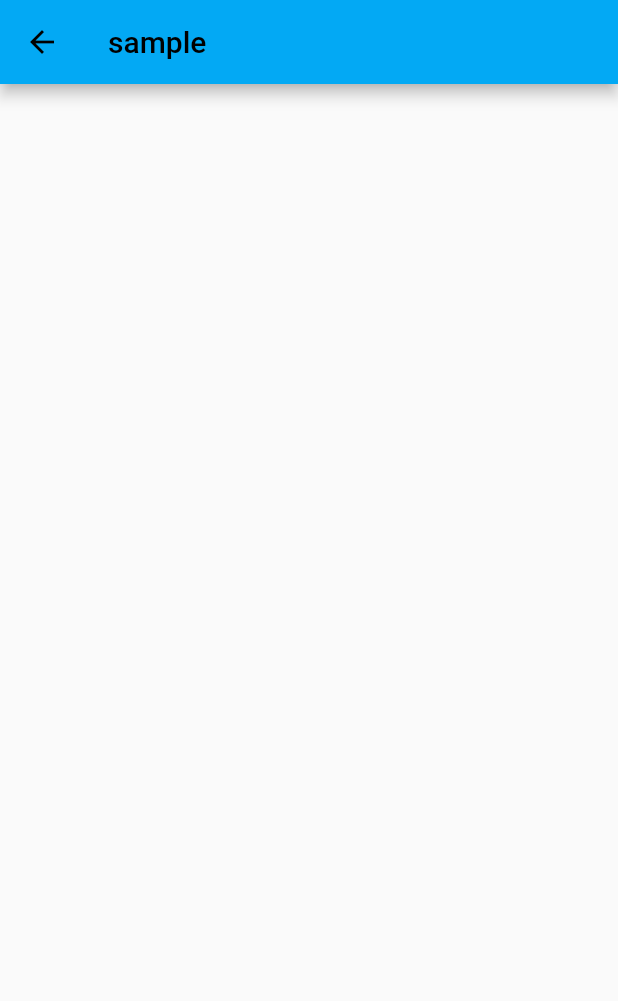
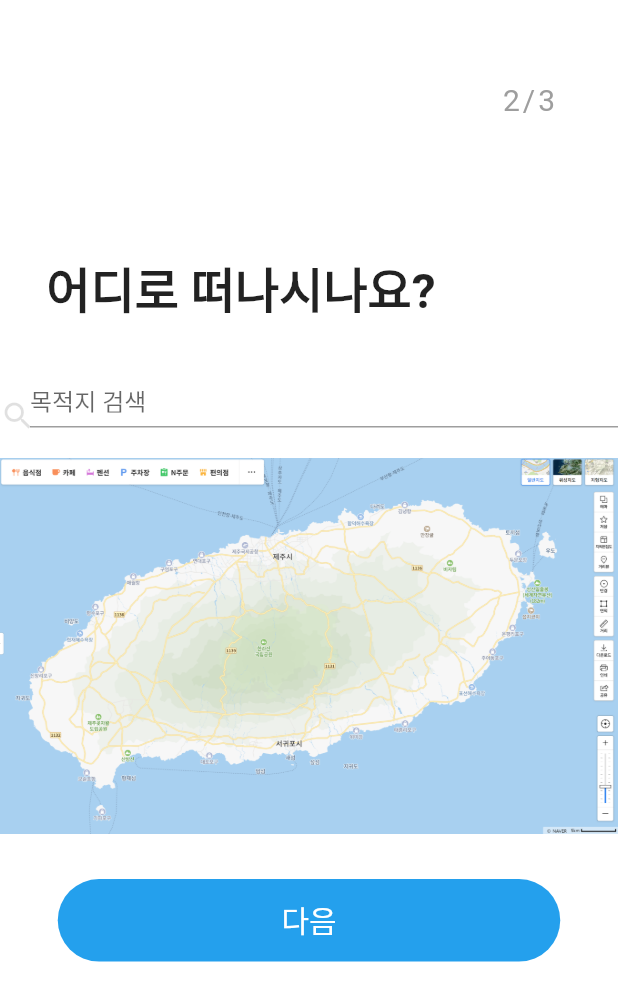
Before and after one commit to quasar-s/FlutterStudy, a Flutter app: the SecondPage screen opened directly, on a phone screen of 412 x 824 dp. Shown: the top 1001 px of the screen. Run offline on Flutter 3.47's test engine with Material 2 defaults, Android fonts, the light colour scheme and no system bars; Roboto replaces fonts that are missing (Mulish).

Commit message:
secondPage

```diff
--- a/lib/home/second_page.dart
+++ b/lib/home/second_page.dart
@@ -1,4 +1,5 @@
 import 'package:flutter/material.dart';
+import 'package:flutter_study/home/third_page.dart';
 
 class SecondPage extends StatelessWidget {
   const SecondPage({Key? key}) : super(key: key);
@@ -6,7 +7,102 @@ class SecondPage extends StatelessWidget {
   @override
   Widget build(BuildContext context) {
     return Scaffold(
-      appBar: AppBar(title: Text("sample"),),
+      // appBar: AppBar(title: Text("sample"),),
+      body: Container(
+        child: Container(
+          width: 430,
+          height: 930,
+          color: Colors.white,
+          padding: const EdgeInsets.only(
+            top: 55,
+          ),
+          child: SingleChildScrollView(
+            child: Column(
+              mainAxisSize: MainAxisSize.min,
+              mainAxisAlignment: MainAxisAlignment.center,
+              children: [
+                Container(
+                  width: 330,
+                  alignment: Alignment.topRight,
+                  child: Text(
+                    "2/3",
+                    style: TextStyle(
+                      fontSize: 20,
+                      letterSpacing: 2,
+                      color: Colors.grey,
+                    ),
+                  ),
+                ),
+                SizedBox(height: 90.00),
+                Container(
+                  width: 350,
+                  child: Text(
+                    "어디로 떠나시나요?",
+                    style: TextStyle(
+                      fontSize: 32,
+                      fontFamily: "Mulish",
+                      fontWeight: FontWeight.w700,
+                    ),
+                  ),
+                ),
+                SizedBox(height: 50),
+                Row(
+                  mainAxisAlignment: MainAxisAlignment.center,
+                  children: <Widget>[
+                    Container(
+                      width: 20,
+                      height: 20,
+                      child: Icon(
+                        Icons.search,
+                        color: Colors.black12,
+                      ),
+                    ),
+                    Container(
+                      width: 400,
+                      height: 20,
+                      child: TextField(
+                        decoration: const InputDecoration(hintText: '목적지 검색'),
+                      ),
+                    ),
+                  ],
+                ),
+                SizedBox(height: 20),
+                Image(image: AssetImage('assets/jeju.png')),
+                SizedBox(height: 30),
+                Container(
+                  width: 335,
+                  height: 55,
+                  decoration: BoxDecoration(
+                    borderRadius: BorderRadius.circular(30),
+                    color: Color(0xff24a0ed),
+                  ),
+                  child: ElevatedButton(
+                    onPressed: () {
+                      Navigator.push(
+                        context,
+                        MaterialPageRoute(builder: (context) => thirdPage()),
+                      );
+                    },
+                    style: ElevatedButton.styleFrom(
+                      shadowColor: Colors.transparent,
+                      backgroundColor: Colors.transparent,
+                      elevation: 0,
+                    ),
+                    child: Text(
+                      "다음",
+                      style: TextStyle(
+                        color: Colors.white,
+                        fontSize: 20,
+                        fontFamily: "Mulish",
+                      ),
+                    ),
+                  ),
+                ),
+              ],
+            ),
+          ),
+        ),
+      ),
     );
   }
 }
--- /dev/null
+++ b/lib/home/third_page.dart
@@ -0,0 +1,14 @@
+import 'package:flutter/material.dart';
+
+class thirdPage extends StatelessWidget {
+  const thirdPage({Key? key}) : super(key: key);
+
+  @override
+  Widget build(BuildContext context) {
+    return Scaffold(
+      appBar: AppBar(
+        title: Text("sample"),
+      ),
+    );
+  }
+}
--- a/lib/main.dart
+++ b/lib/main.dart
@@ -9,8 +9,7 @@ class MyApp extends StatelessWidget {
     return MaterialApp(
       debugShowCheckedModeBanner: false,
       title: 'Travel App',
-      theme: ThemeData(
-          primarySwatch: Colors.lightBlue),
+      theme: ThemeData(primarySwatch: Colors.lightBlue),
       home: MainPage(),
     );
   }
--- a/pubspec.yaml
+++ b/pubspec.yaml
@@ -19,7 +19,7 @@ publish_to: 'none' # Remove this line if you wish to publish to pub.dev
 version: 1.0.0+1
 
 environment:
-  sdk: '>=2.19.3 <3.0.0'
+  sdk: '>=2.19.0-146.2.beta <3.0.0'
 
 # Dependencies specify other packages that your package needs in order to work.
 # To automatically upgrade your package dependencies to the latest versions
@@ -59,7 +59,8 @@ flutter:
   uses-material-design: true
 
   # To add assets to your application, add an assets section, like this:
-  # assets:
+  assets:
+    - assets/jeju.png
   #   - images/a_dot_burr.jpeg
   #   - images/a_dot_ham.jpeg
 
```
Also changed, not shown: assets/jeju.png (added), pubspec.lock.
